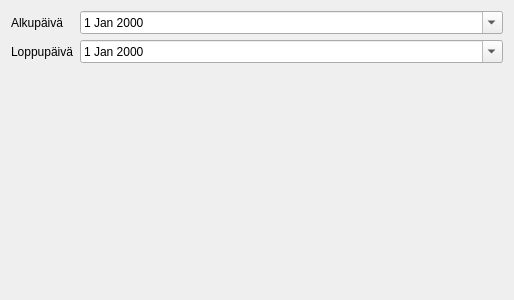
Before: the Qt Designer form kitsas/raportti/pvmvali.ui in artoh/kitupiikki, drawn with Qt 5.
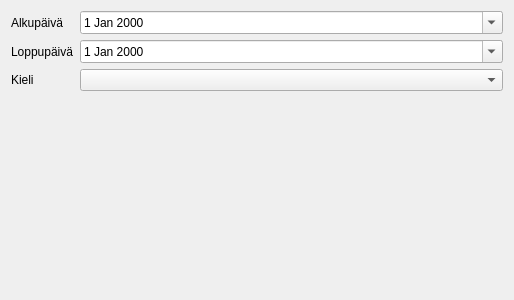
After: the same form once the commit is applied.

Diff of the .ui file:
```diff
--- a/kitsas/raportti/pvmvali.ui
+++ b/kitsas/raportti/pvmvali.ui
@@ -50,6 +50,16 @@
        </property>
       </widget>
      </item>
+     <item row="2" column="0">
+      <widget class="QLabel" name="label_3">
+       <property name="text">
+        <string>Kieli</string>
+       </property>
+      </widget>
+     </item>
+     <item row="2" column="1">
+      <widget class="QComboBox" name="kieliCombo"/>
+     </item>
     </layout>
    </item>
    <item>
```
